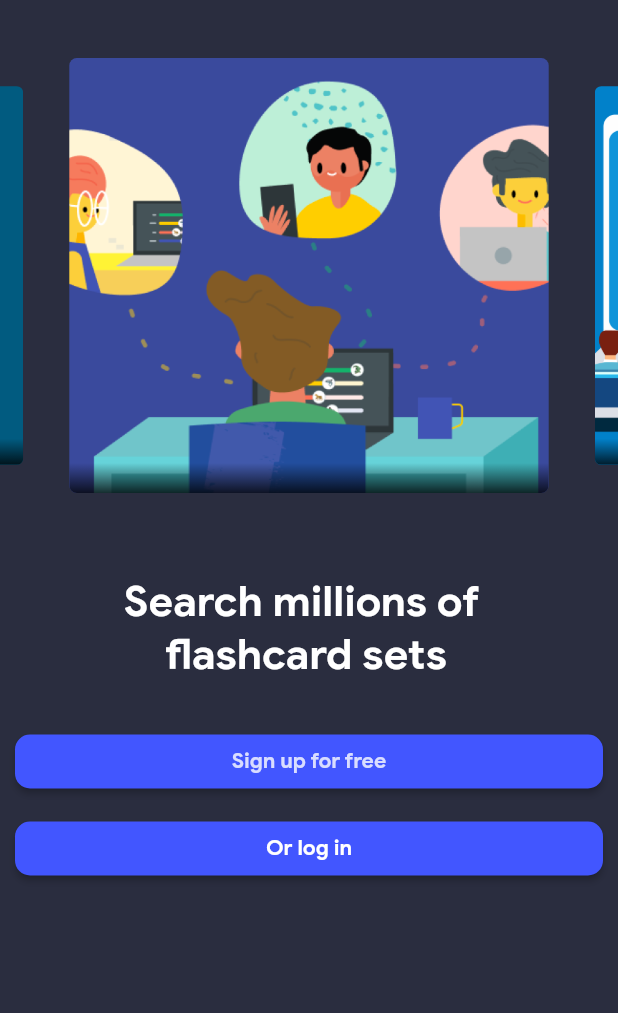
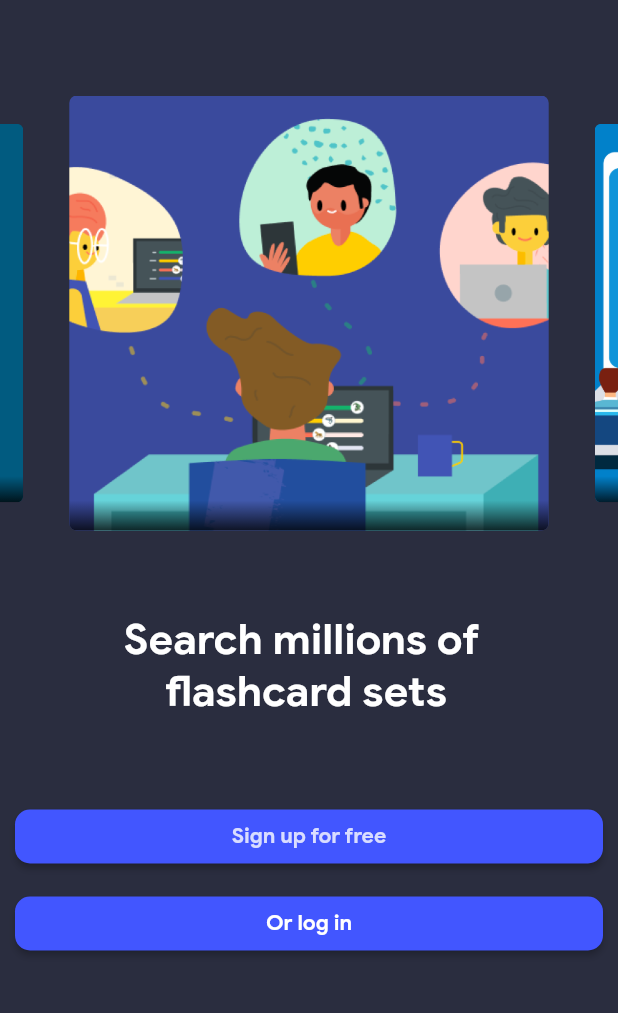
Before and after one commit to vanh2604/quizlet-clone, a Flutter app: the screen it shows after launch, on a phone screen of 412 x 824 dp, the part 71-1084 px from its top. Run offline on Flutter 3.47's test engine with Material 2 defaults, Android fonts, the phone set to English and light mode, and no system bars; drawn by our look-alikes of carousel_slider; our stand-ins replace auto_size_text, firebase_core, page_transition; accounts and stored records are empty.

Commit message:
Update introduction.dart

```diff
--- a/lib/screens/introduction/introduction.dart
+++ b/lib/screens/introduction/introduction.dart
@@ -60,7 +60,7 @@ class IntroductionScreen extends StatelessWidget {
         body: Container(
             color: introBackgroundColor,
             child: Container(
-                padding: const EdgeInsets.fromLTRB(0, 25, 0, 0),
+                padding: const EdgeInsets.fromLTRB(0, 50, 0, 0),
                 child: Column(children: <Widget>[
                   SizedBox(
                     height: 300,
@@ -93,6 +93,9 @@ class IntroductionScreen extends StatelessWidget {
                       ),
                     ),
                   ),
+                  Padding(
+                    padding: const EdgeInsets.only(top: 25),
+                    child: Column(children: [
                       Container(
                         margin: const EdgeInsets.fromLTRB(10, 10, 10, 0),
                         child: Row(
@@ -153,6 +156,8 @@ class IntroductionScreen extends StatelessWidget {
                           ],
                         ),
                       ),
+                    ]),
+                  ),
                 ]))));
   }
 }
```
Lines whose indentation alone changed are shown as unchanged.
